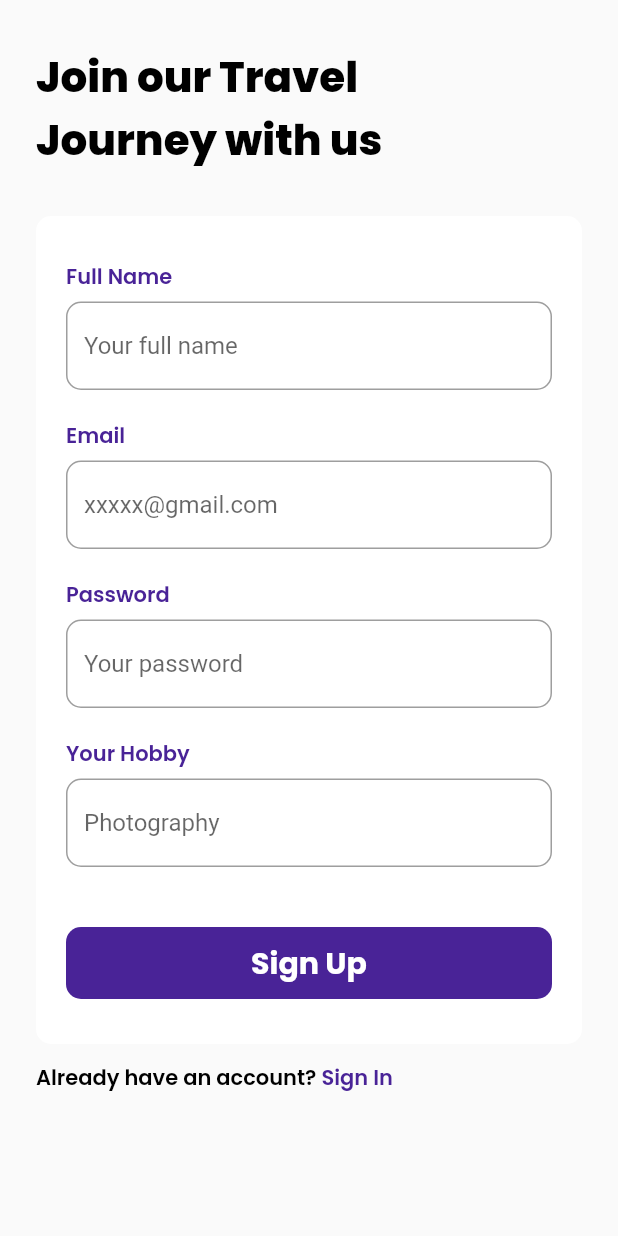
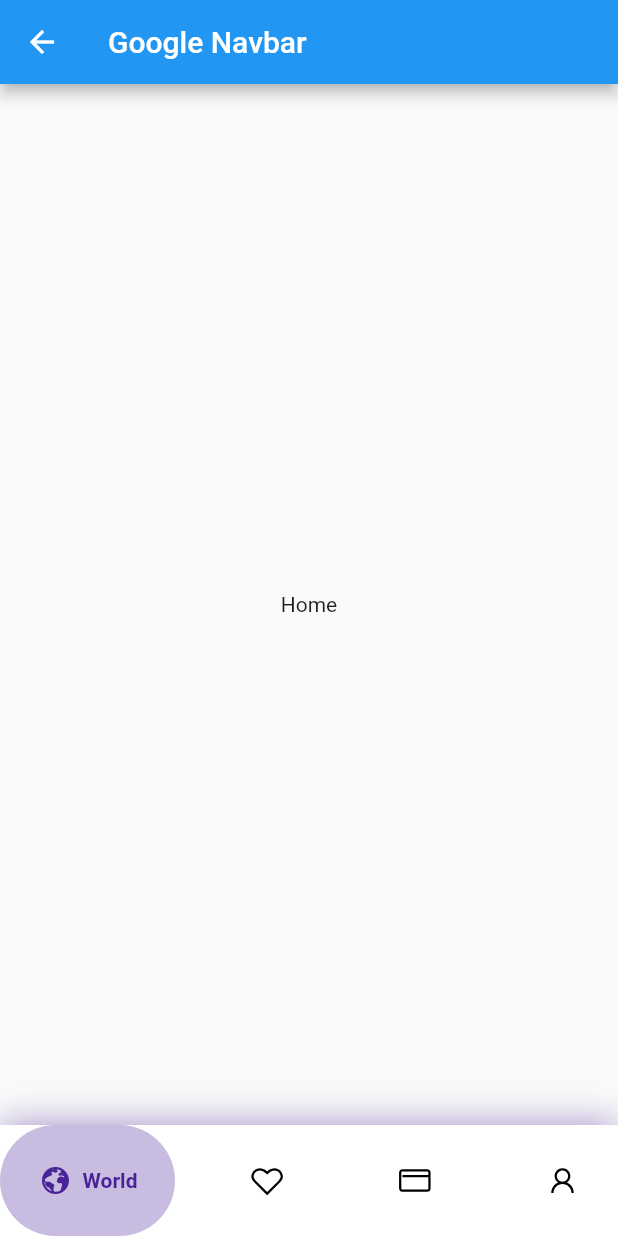
Before and after one commit to RaveNewt/TravelApp_flutter, a Flutter app: the SignUp screen opened by its route, after a tap on "Sign Up", on a phone screen of 412 x 824 dp. Run offline on Flutter 3.47's test engine with Material 2 defaults, Android fonts, the phone set to English and light mode, and no system bars; drawn by our look-alikes of google_nav_bar; our stand-ins replace google_fonts, line_icons.

Commit message:
add Navbar

```diff
--- a/lib/main.dart
+++ b/lib/main.dart
@@ -1,7 +1,9 @@
 import 'package:flutter/material.dart';
+import 'package:travel_app/ui/pages/mainHome.dart';
 import 'package:travel_app/ui/pages/signin.dart';
 import 'package:travel_app/ui/pages/signup.dart';
 import 'package:travel_app/ui/pages/started_page.dart';
+import 'package:travel_app/ui/widgets/Navbar.dart';
 
 void main() => runApp(MyApp());
 
@@ -16,6 +18,7 @@ class MyApp extends StatelessWidget {
         '/': (context) => started_Page(),
         '/sign-up': (context) => SignUp(),
         '/sign-in': (context) => SignIn(),
+        '/nav': (context) => Navbar(),
       },
     );
   }
--- /dev/null
+++ b/lib/ui/pages/mainHome.dart
@@ -0,0 +1,20 @@
+import 'package:flutter/material.dart';
+import 'package:google_nav_bar/google_nav_bar.dart';
+import 'package:line_icons/line_icons.dart';
+import '../../shared/theme.dart';
+
+class MainHome extends StatefulWidget {
+  MainHome({Key? key}) : super(key: key);
+
+  @override
+  State<MainHome> createState() => _MainHomeState();
+}
+
+class _MainHomeState extends State<MainHome> {
+  @override
+  Widget build(BuildContext context) {
+    return Scaffold(
+      body: Center(child: Text('Home')),
+    );
+  }
+}
--- a/lib/ui/pages/signup.dart
+++ b/lib/ui/pages/signup.dart
@@ -1,4 +1,5 @@
 import 'package:flutter/material.dart';
+import 'package:travel_app/ui/pages/mainHome.dart';
 import '../../shared/theme.dart';
 
 class SignUp extends StatefulWidget {
@@ -181,7 +182,9 @@ class _SignUpState extends State<SignUp> {
                 activeColor = value ? primaryColor : redColor;
               });
             },
-            onPressed: () {},
+            onPressed: () {
+              Navigator.pushNamed(context, '/nav');
+            },
             child: Text(
               'Sign Up',
               style: textWhite.copyWith(
--- /dev/null
+++ b/lib/ui/widgets/Navbar.dart
@@ -0,0 +1,74 @@
+import 'package:flutter/material.dart';
+import 'package:travel_app/ui/pages/booking.dart';
+import 'package:travel_app/ui/pages/card.dart';
+import 'package:travel_app/ui/pages/mainHome.dart';
+import 'package:travel_app/ui/pages/profile.dart';
+import 'package:google_nav_bar/google_nav_bar.dart';
+import 'package:line_icons/line_icons.dart';
+import '../../shared/theme.dart';
+
+class Navbar extends StatefulWidget {
+  Navbar({Key? key}) : super(key: key);
+
+  @override
+  State<Navbar> createState() => _NavbarState();
+}
+
+class _NavbarState extends State<Navbar> {
+  @override
+  int _selectedIndex = 0;
+
+  static final List<Widget> _NavScreen = <Widget>[
+    MainHome(),
+    Booking(),
+    CardNav(),
+    Profile(),
+  ];
+  Widget build(BuildContext context) {
+    return Scaffold(
+      appBar: AppBar(
+        title: Text('Google Navbar'),
+      ),
+      body: Center(child: _NavScreen.elementAt(_selectedIndex)),
+      bottomNavigationBar: Container(
+        decoration: BoxDecoration(color: whiteColor, boxShadow: [
+          BoxShadow(blurRadius: 20, color: primaryColor.withOpacity(0.5))
+        ]),
+        child: SafeArea(
+            child: GNav(
+          rippleColor: blackColor,
+          hoverColor: primaryColor.withOpacity(0.6),
+          gap: 6,
+          activeColor: primaryColor,
+          duration: Duration(milliseconds: 300),
+          color: blackColor,
+          tabBackgroundColor: primaryColor.withOpacity(0.3),
+          tabs: [
+            GButton(
+              icon: LineIcons.globe,
+              text: 'World',
+            ),
+            GButton(
+              icon: LineIcons.heart,
+              text: 'Favorite',
+            ),
+            GButton(
+              icon: LineIcons.creditCard,
+              text: 'Card',
+            ),
+            GButton(
+              icon: LineIcons.user,
+              text: 'Profile',
+            ),
+          ],
+          selectedIndex: _selectedIndex,
+          onTabChange: (index) {
+            setState(() {
+              _selectedIndex = index;
+            });
+          },
+        )),
+      ),
+    );
+  }
+}
--- a/pubspec.yaml
+++ b/pubspec.yaml
@@ -34,6 +34,8 @@ dependencies:
   # Use with the CupertinoIcons class for iOS style icons.
   cupertino_icons: ^1.0.2
   google_fonts: ^3.0.1
+  google_nav_bar: ^5.0.6
+  line_icons: ^2.0.1
 
 dev_dependencies:
   flutter_test:
```
Also changed, not shown: lib/ui/pages/booking.dart (added, +18 -0 lines), lib/ui/pages/card.dart (added, +18 -0 lines), lib/ui/pages/profile.dart (added, +18 -0 lines), lib/ui/pages/signin.dart (+176 -1 lines), pubspec.lock.
